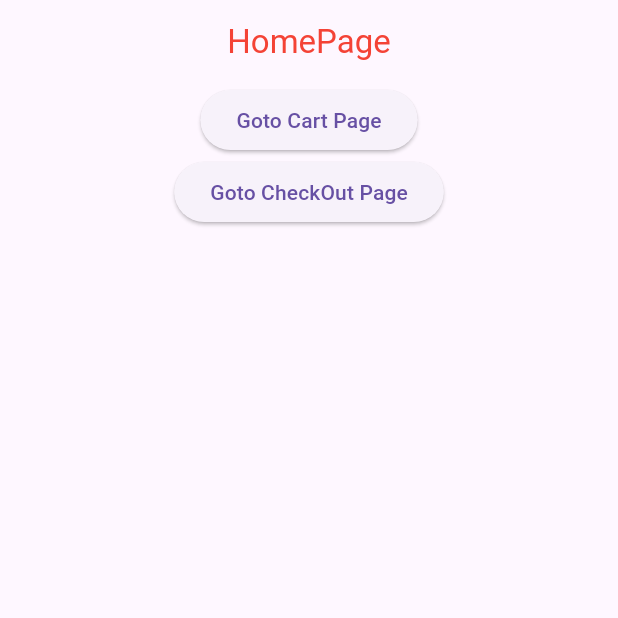
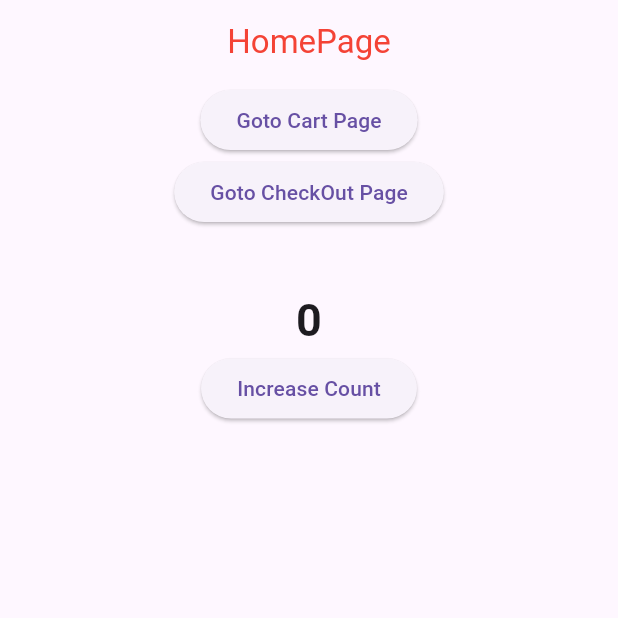
Before and after one commit to farhanmahmud21/getx_navigation_demo, a Flutter app: the screen it shows after launch, on a phone screen of 412 x 824 dp, the top half of it. Run offline on Flutter 3.47's test engine with Material 3 defaults, Android fonts, the light colour scheme and no system bars; our stand-ins replace get.

Commit message:
Add counter functionality and navigation buttons to HomePage

```diff
--- a/lib/main.dart
+++ b/lib/main.dart
@@ -17,7 +17,8 @@ class MyApp extends StatelessWidget {
 }
 
 class HomePage extends StatelessWidget {
-  const HomePage({super.key});
+  HomePage({super.key});
+  CounterController counterController = Get.put(CounterController());
 
   @override
   Widget build(BuildContext context) {
@@ -39,13 +40,31 @@ class HomePage extends StatelessWidget {
               },
               child: Text('Goto Cart Page')),
           ElevatedButton(
+            onPressed: () {
+              Get.to(CheckOutPage());
+              //Get.off(CartPage());
+              //Get.offAll(CartPage());
+              //Get.back();
+            },
+            child: Text('Goto CheckOut Page'),
+          ),
+          SizedBox(
+            height: 40,
+          ),
+          Obx(
+            () => Text(
+              counterController.count.toString(),
+              style: TextStyle(
+                fontSize: 30,
+                fontWeight: FontWeight.bold,
+              ),
+            ),
+          ),
+          ElevatedButton(
               onPressed: () {
-                Get.to(CheckOutPage());
-                //Get.off(CartPage());
-                //Get.offAll(CartPage());
-                //Get.back();
+                counterController.increase();
               },
-              child: Text('Goto CheckOut Page')),
+              child: Text('Increase Count'))
         ],
       )),
     );
@@ -119,3 +138,11 @@ class CheckOutPage extends StatelessWidget {
     );
   }
 }
+
+class CounterController extends GetxController {
+  RxInt count = 0.obs;
+
+  void increase() {
+    count++;
+  }
+}
```
